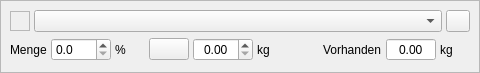
First picture: the form in kleiner-brauhelfer/widgets/wdgmalzgabe.ui, repository kleiner-brauhelfer/kleiner-brauhelfer-2, before the edit.
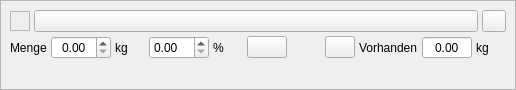
Second picture: the form after the edit. Icons and pictures are not drawn. Custom widgets are drawn as their Qt base class.

The edit to the form file:
```diff
--- a/kleiner-brauhelfer/widgets/wdgmalzgabe.ui
+++ b/kleiner-brauhelfer/widgets/wdgmalzgabe.ui
@@ -6,8 +6,8 @@
    <rect>
     <x>0</x>
     <y>0</y>
-    <width>480</width>
-    <height>73</height>
+    <width>516</width>
+    <height>90</height>
    </rect>
   </property>
   <property name="autoFillBackground">
@@ -69,12 +69,12 @@
          </widget>
         </item>
         <item>
-         <widget class="ComboBox" name="cbZutat">
-          <property name="toolTip">
-           <string>Malzauswahl.</string>
-          </property>
-          <property name="maxVisibleItems">
-           <number>20</number>
+         <widget class="QPushButton" name="btnZutat">
+          <property name="sizePolicy">
+           <sizepolicy hsizetype="Expanding" vsizetype="Fixed">
+            <horstretch>0</horstretch>
+            <verstretch>0</verstretch>
+           </sizepolicy>
           </property>
          </widget>
         </item>
@@ -124,6 +124,44 @@
           </property>
          </widget>
         </item>
+        <item>
+         <widget class="DoubleSpinBox" name="tbMenge">
+          <property name="minimumSize">
+           <size>
+            <width>60</width>
+            <height>0</height>
+           </size>
+          </property>
+          <property name="toolTip">
+           <string>&lt;html&gt;&lt;head/&gt;&lt;body&gt;&lt;p&gt;Hier wird die Malzmenge nach &lt;span style=&quot; font-weight:600;&quot;&gt;Gewicht&lt;/span&gt; definiert.&lt;/p&gt;&lt;/body&gt;&lt;/html&gt;</string>
+          </property>
+          <property name="alignment">
+           <set>Qt::AlignCenter</set>
+          </property>
+          <property name="decimals">
+           <number>2</number>
+          </property>
+          <property name="maximum">
+           <double>999.000000000000000</double>
+          </property>
+          <property name="singleStep">
+           <double>0.010000000000000</double>
+          </property>
+         </widget>
+        </item>
+        <item>
+         <widget class="QLabel" name="label_3">
+          <property name="minimumSize">
+           <size>
+            <width>30</width>
+            <height>0</height>
+           </size>
+          </property>
+          <property name="text">
+           <string>kg</string>
+          </property>
+         </widget>
+        </item>
         <item>
          <widget class="DoubleSpinBox" name="tbMengeProzent">
           <property name="minimumSize">
@@ -136,7 +174,7 @@
            <string>Malzanteil.</string>
           </property>
           <property name="decimals">
-           <number>1</number>
+           <number>2</number>
           </property>
           <property name="minimum">
            <double>0.000000000000000</double>
@@ -171,67 +209,7 @@
            </size>
           </property>
           <property name="toolTip">
-           <string>Korrektur, um auf 100% zu kommen.</string>
-          </property>
-         </widget>
-        </item>
-        <item>
-         <widget class="DoubleSpinBox" name="tbMenge">
-          <property name="minimumSize">
-           <size>
-            <width>60</width>
-            <height>0</height>
-           </size>
-          </property>
-          <property name="toolTip">
-           <string>Malzmenge.</string>
-          </property>
-          <property name="alignment">
-           <set>Qt::AlignCenter</set>
-          </property>
-          <property name="decimals">
-           <number>2</number>
-          </property>
-          <property name="maximum">
-           <double>999.000000000000000</double>
-          </property>
-          <property name="singleStep">
-           <double>0.010000000000000</double>
-          </property>
-         </widget>
-        </item>
-        <item>
-         <widget class="QLabel" name="label_3">
-          <property name="minimumSize">
-           <size>
-            <width>30</width>
-            <height>0</height>
-           </size>
-          </property>
-          <property name="text">
-           <string>kg</string>
-          </property>
-         </widget>
-        </item>
-        <item>
-         <widget class="QLabel" name="lblWarnAnteil">
-          <property name="minimumSize">
-           <size>
-            <width>22</width>
-            <height>22</height>
-           </size>
-          </property>
-          <property name="maximumSize">
-           <size>
-            <width>22</width>
-            <height>22</height>
-           </size>
-          </property>
-          <property name="pixmap">
-           <pixmap resource="../images.qrc">:/images/warning.svg</pixmap>
-          </property>
-          <property name="scaledContents">
-           <bool>true</bool>
+           <string>&lt;html&gt;&lt;head/&gt;&lt;body&gt;&lt;p&gt;Hier wird ein &lt;span style=&quot; font-weight:600;&quot;&gt;prozentualer Korrekturfaktor &lt;/span&gt;ausgegeben, wenn die Rohstoffmenge 100% Gesamtschüttung unter- oder überschreitet.&lt;/p&gt;&lt;p&gt;Die Schüttung berechnet sich u.a. aus eingesetzten Malzen und Rohfrucht, der gewählten Stammwürze, dem Farbwert, der Rastdauer und anderen Faktoren. Ein negativer Wert gibt an, dass zu wenig Rohstoffmenge gewählt wurde, ein positiver, dass eine zu große Menge gewählt wurde.&lt;/p&gt;&lt;p&gt;Ein Klick auf das Feld korrigiert die aktuelle Rohstoffmenge auf 100% Gesamtschüttung. Dies kann natürlich unpassend sein. In diesem Fall muss die Verteilung der Rohstoffe für die Schüttung anteilig vorab auf 100% bestimmt werden. Sind 100% erreicht, wird das Feld ausgeblendet.&lt;/p&gt;&lt;/body&gt;&lt;/html&gt;</string>
           </property>
          </widget>
         </item>
@@ -248,6 +226,29 @@
           </property>
          </spacer>
         </item>
+        <item>
+         <widget class="QPushButton" name="btnAufbrauchen">
+          <property name="minimumSize">
+           <size>
+            <width>30</width>
+            <height>22</height>
+           </size>
+          </property>
+          <property name="maximumSize">
+           <size>
+            <width>30</width>
+            <height>22</height>
+           </size>
+          </property>
+          <property name="toolTip">
+           <string>&lt;html&gt;&lt;head/&gt;&lt;body&gt;&lt;p&gt;Gesamte &lt;span style=&quot; font-weight:600;&quot;&gt;vorhandene&lt;/span&gt; Menge übernehmen.&lt;/p&gt;&lt;/body&gt;&lt;/html&gt;</string>
+          </property>
+          <property name="icon">
+           <iconset resource="../images.qrc">
+            <normaloff>:/images/uebertrag_links.svg</normaloff>:/images/uebertrag_links.svg</iconset>
+          </property>
+         </widget>
+        </item>
         <item>
          <widget class="QLabel" name="lblVorhanden">
           <property name="text">
@@ -298,17 +299,15 @@
         </item>
        </layout>
       </item>
+      <item>
+       <widget class="QLabel" name="lblWarnung"/>
+      </item>
      </layout>
     </widget>
    </item>
   </layout>
  </widget>
  <customwidgets>
-  <customwidget>
-   <class>ComboBox</class>
-   <extends>QComboBox</extends>
-   <header>widgets/combobox.h</header>
-  </customwidget>
   <customwidget>
    <class>DoubleSpinBox</class>
    <extends>QDoubleSpinBox</extends>
```
Left out of the diff: 4 changed lines with no effect on the pictures.
